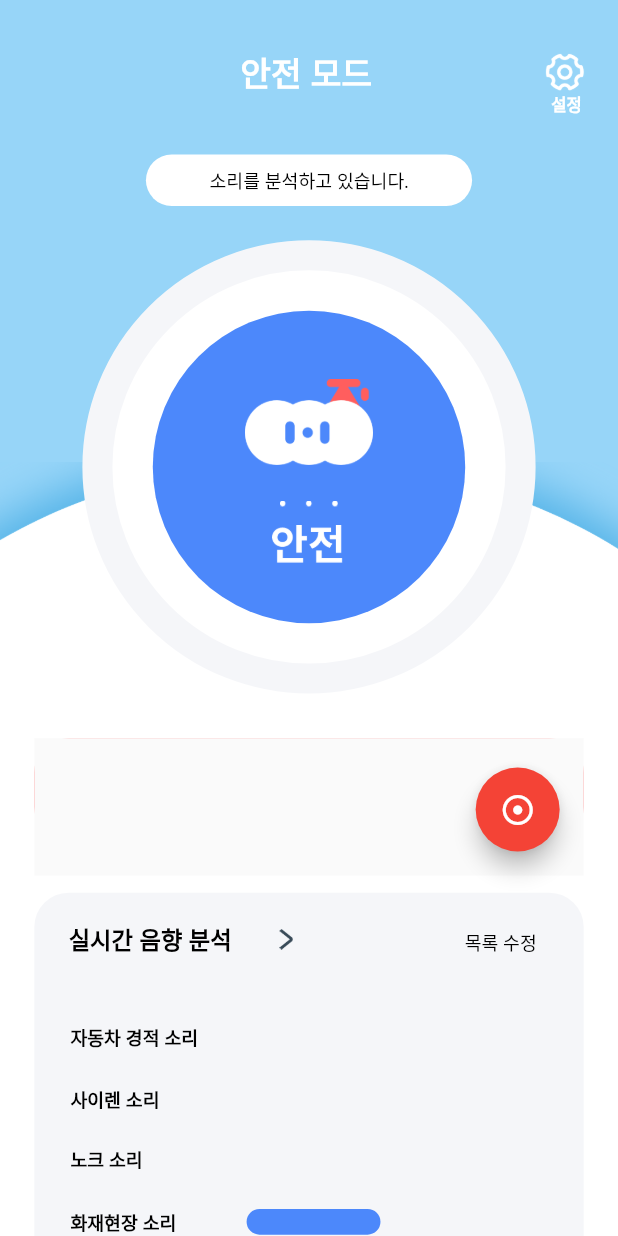
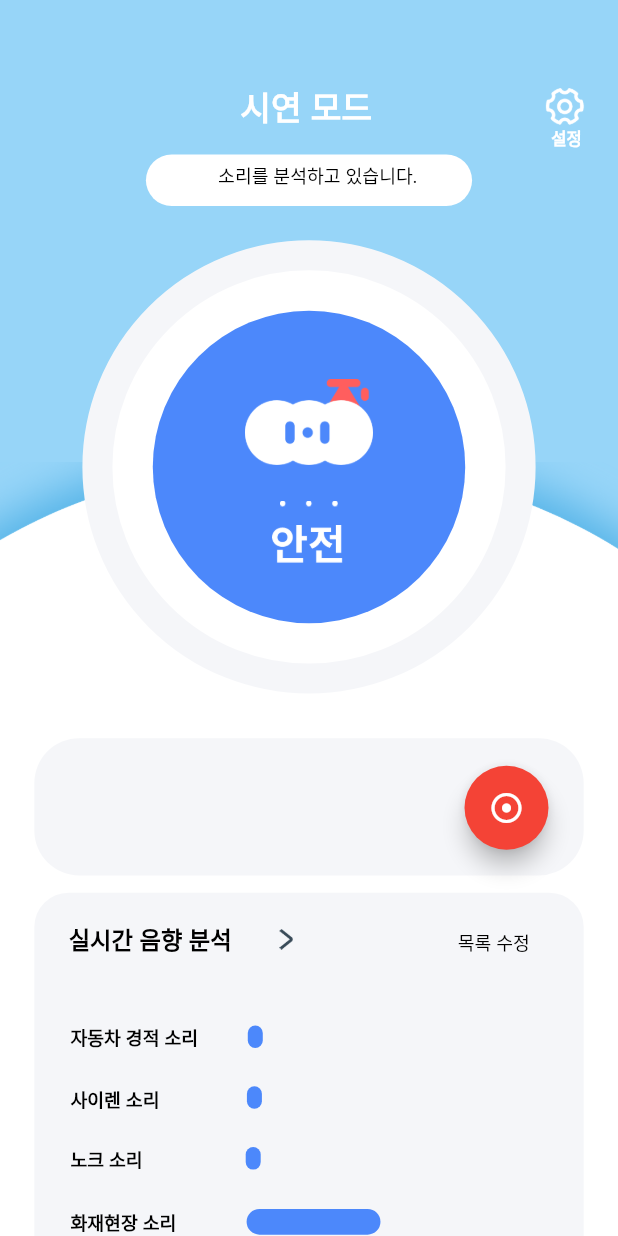
Before and after one commit to LEEJEONGMIN07/duksomnia, a Flutter app: the screen it shows after launch, after a tap on the "mic" icon, on a phone screen of 412 x 824 dp. Run offline on Flutter 3.47's test engine with Material 2 defaults, Android fonts, the light colour scheme and no system bars; our stand-ins replace avatar_glow, flutter_local_notifications, google_fonts, permission_handler, shared_preferences and 2 more; missing offline and left inert: dart:ffi, noise_meter, tflite_audio.

Commit message:
UI 마지막 수정

```diff
--- a/lib/MyGlobals.dart
+++ b/lib/MyGlobals.dart
@@ -1,4 +1,5 @@
 class MyGlobals {
   static double dd = 0.0;
   static int mode = 1;
+  static int cont = 1;
 }
--- a/lib/main.dart
+++ b/lib/main.dart
@@ -72,6 +72,8 @@ class _MainState extends State<Main> {
   final int numThreads = 1;
   final bool isAsset = true;
 
+
+
   //static double dd = 0.0;
 
   final double detectionThreshold = 0.3;
@@ -103,8 +105,12 @@ class _MainState extends State<Main> {
       label: label,
     );
     TfliteAudio.setSpectrogramParameters(nMFCC: 40, hopLength: 16384);
+    log("mode : ${MyGlobals.cont}");
     //현진추가부분
-     _initializeNoiseMeter(); // STT 확인 위해 임시 주석처리, 이 부분은 조건문 내로 옮겨야 함. 변수 선언에 있을 내용이 아님
+
+      //_initializeNoiseMeter();
+
+      // STT 확인 위해 임시 주석처리, 이 부분은 조건문 내로 옮겨야 함. 변수 선언에 있을 내용이 아님
     //_initializeLocalNotifications();
     _requestMicrophonePermission();
     FlutterLocalNotification.init();
@@ -122,9 +128,9 @@ class _MainState extends State<Main> {
     try {
       //_noiseMeter.toString();
 
+      if (MyGlobals.cont == 2) {
         _noiseMeter.noise.listen((NoiseReading noiseReading) {
           //log("decibel : ${noiseReading.meanDecibel}");
-        log("mode : ${MyGlobals.mode}");
           MyGlobals.dd = noiseReading.meanDecibel;
 
           if (noiseReading.meanDecibel > 60.0 && labels == result) {
@@ -132,6 +138,7 @@ class _MainState extends State<Main> {
                 title: '반응', body: '100db 이상 소음 발생'); //60db이 되면 알림이 오도록
           }
         });
+      }
     } catch (e) {
       log('Failed to initialize noise meter: $e');
     }
@@ -181,6 +188,8 @@ class _MainState extends State<Main> {
             // appBar: AppBar(
             //   title: const Text('earZing'),
             // ),
+            backgroundColor: Color(0xfff5f6f9),
+
             body: StreamBuilder<Map<dynamic, dynamic>>(
                 stream: result,
                 builder: (BuildContext context,
@@ -193,12 +202,14 @@ class _MainState extends State<Main> {
                         switch (inferenceSnapshot.connectionState) {
                           case ConnectionState.none:
                             //Loads the asset file.
+                            MyGlobals.mode = 1;
                             if (labelSnapshot.hasData) {
                               return labelListWidget(labelSnapshot.data);
                             } else {
                               return const CircularProgressIndicator();
                             } break;
                           case ConnectionState.waiting:
+                            MyGlobals.mode = 1;
                             return Stack(children: <Widget>[
                               Align(
                                 alignment: Alignment.bottomRight,
@@ -208,6 +219,7 @@ class _MainState extends State<Main> {
                             break;
                           ///Widgets will display the final results.
                           default:
+
                             return Stack(children: <Widget>[
                               Align(
                                 alignment: Alignment.bottomRight,
@@ -222,17 +234,22 @@ class _MainState extends State<Main> {
                 }),
 
             //버튼
-            floatingActionButtonLocation: FloatingActionButtonLocation.endFloat,
+            floatingActionButtonLocation: FloatingActionButtonLocation.miniEndDocked,
             floatingActionButton: ValueListenableBuilder(
                 valueListenable: isRecording,
                 builder: (context, value, widget) {
                   if (value == false) {
+                    MyGlobals.mode=1;
                     return FloatingActionButton (
                       //누르면 녹음 시작
                       onPressed: () { // 연우 stt 함수 사용 위해 비동기 키워드 추가
                         isRecording.value = true;
+
                         setState(() {
                           getResult();
+                          MyGlobals.cont=2;
+                          log('cont ${MyGlobals.cont}');
+                          //_initializeNoiseMeter();
                         });
                       },
                       backgroundColor: Color(0xff4c88fb),
@@ -243,10 +260,17 @@ class _MainState extends State<Main> {
                       ),
                     );
                   } else {
+
                     return FloatingActionButton(
                       onPressed: () {
                         log('Audio Recognition Stopped');
                         TfliteAudio.stopAudioRecognition();
+                        setState(() {
+                          getResult();
+                          MyGlobals.cont=1;
+                          log('cont ${MyGlobals.cont}');
+                          //_initializeNoiseMeter();
+                        });
                       },
                       backgroundColor: Colors.red,
                       child: const Icon(Icons.adjust),
@@ -265,16 +289,17 @@ Widget labelListWidget(List<String>? labelList, [String? result]) {
           children: labelList!.asMap().entries.map((entry) {
             final index = entry.key;
             final labels = entry.value;
-            MyGlobals.mode = 1;
+
             //결과 출력
             if (labels == result && result != '1 배경 소음') {
               MyGlobals.mode = 2;
+
               Vibration.vibrate(pattern: [50]);
               FlutterLocalNotification.showNotification(   // 연우 STT-단어 인식 알림과 동시 동작이 불가능함
                   title: 'NOTICE', body: '$result 소음 발생');
 
               return Padding(
-                padding: const EdgeInsets.fromLTRB(20, 33, 0, 0),
+                padding: const EdgeInsets.fromLTRB(20, 12, 0, 0),
                 child: Column(
                   crossAxisAlignment: CrossAxisAlignment.start,
                   children: [
@@ -282,7 +307,7 @@ Widget labelListWidget(List<String>? labelList, [String? result]) {
                       labels.toString() + '가 인식되었습니다.',
                       textAlign: TextAlign.start,
                       style: const TextStyle(
-                        fontSize: 13,
+                        fontSize: 14,
                         fontWeight: FontWeight.bold,
                         color: Colors.black,
                       ),
--- a/lib/safe-mode.dart
+++ b/lib/safe-mode.dart
@@ -225,10 +225,10 @@ class _safemodeState extends State<safemode> {
           Positioned(
             // Ei5 (241:409)
             left: 120 * fem,
-            top: 98 * fem,
+            top: 95 * fem,
             child: Align(
               child: SizedBox(
-                width: 120 * fem,
+                width: 130 * fem,
                 height: 15 * fem,
                 child: Text(
                   '소리를 분석하고 있습니다.',
@@ -247,7 +247,7 @@ class _safemodeState extends State<safemode> {
           Positioned(
             // settingtwoJxq (241:410)
             left: 317 * fem,
-            top: 30 * fem,
+            top: 50 * fem,
             child: Align(
               child: SizedBox(
                 width: 24 * fem,
@@ -274,7 +274,7 @@ class _safemodeState extends State<safemode> {
           Positioned(
             // PzH (241:413)
             left: 320 * fem,
-            top: 55 * fem,
+            top: 75 * fem,
             child: Align(
               child: SizedBox(
                 width: 20 * fem,
@@ -296,13 +296,13 @@ class _safemodeState extends State<safemode> {
           Positioned(
             // gTb (241:414)
             left: 140 * fem,
-            top: 30 * fem,
+            top: 50 * fem,
             child: Align(
               child: SizedBox(
                 width: 100 * fem,
                 height: 28 * fem,
                 child: Text(
-                  '안전 모드',
+                  '시연 모드',
                   style: SafeGoogleFont(
                     'Nunito',
                     fontSize: 20 * ffem,
@@ -358,59 +358,59 @@ class _safemodeState extends State<safemode> {
               ),
             ),
           ),
-          Positioned(
-            //위험 소리 라벨링 결과 출력 컨테이너
-            // db1928305Bw (224:148)
-            left: 20 * fem,
-            top: 430 * fem,
-            child: Visibility(
-              visible: true,
-              child: Align(
-                child: SizedBox(
-                  width: 320 * fem,
-                  height: 60 * fem,
-                  child: Container(
-                    padding: EdgeInsets.fromLTRB(
-                        0 * fem, 12 * fem, 0 * fem, 0 * fem),
-                    decoration: BoxDecoration(
-                      borderRadius: BorderRadius.circular(20 * fem),
-                      color: Color(0xffff9b9b), //0xffffffff
-                      border: Border.all(color: Color(0xffff5e5e), width: 5),
-                    ),
-                    child: RichText(
-                      textAlign: TextAlign.center,
-                      text: TextSpan(
-                        style: SafeGoogleFont(
-                          'Nunito',
-                          fontSize: 14 * ffem,
-                          fontWeight: FontWeight.w700,
-                          height: 1.3625 * ffem / fem,
-                          color: Color(0xff000000),
-                        ),
-                        children: [
-                          TextSpan(
-                            //라벨링결과와 데시벨
-                            text: '이 인식되었습니다.',
-                          ),
-                          TextSpan(
-                            //현재 시간 표시
-                            text: '19시 28분 30초 (--초)\n',
-                            style: SafeGoogleFont(
-                              'Nunito',
-                              fontSize: 11 * ffem,
-                              fontWeight: FontWeight.w700,
-                              height: 1.3625 * ffem / fem,
-                              color: Color(0xff000000),
-                            ),
-                          ),
-                        ],
-                      ),
-                    ),
-                  ),
-                ),
-              ),
-            ),
-          ),
+          // Positioned(
+          //   //위험 소리 라벨링 결과 출력 컨테이너
+          //   // db1928305Bw (224:148)
+          //   left: 20 * fem,
+          //   top: 430 * fem,
+          //   child: Visibility(
+          //     visible: true,
+          //     child: Align(
+          //       child: SizedBox(
+          //         width: 320 * fem,
+          //         height: 60 * fem,
+          //         child: Container(
+          //           padding: EdgeInsets.fromLTRB(
+          //               0 * fem, 12 * fem, 0 * fem, 0 * fem),
+          //           decoration: BoxDecoration(
+          //             borderRadius: BorderRadius.circular(20 * fem),
+          //             color: Color(0xffff9b9b), //0xffffffff
+          //             border: Border.all(color: Color(0xffff5e5e), width: 5),
+          //           ),
+          //           child: RichText(
+          //             textAlign: TextAlign.center,
+          //             text: TextSpan(
+          //               style: SafeGoogleFont(
+          //                 'Nunito',
+          //                 fontSize: 14 * ffem,
+          //                 fontWeight: FontWeight.w700,
+          //                 height: 1.3625 * ffem / fem,
+          //                 color: Color(0xff000000),
+          //               ),
+          //               children: [
+          //                 TextSpan(
+          //                   //라벨링결과와 데시벨
+          //                   text: '이 인식되었습니다.',
+          //                 ),
+          //                 TextSpan(
+          //                   //현재 시간 표시
+          //                   text: '19시 28분 30초 (--초)\n',
+          //                   style: SafeGoogleFont(
+          //                     'Nunito',
+          //                     fontSize: 11 * ffem,
+          //                     fontWeight: FontWeight.w700,
+          //                     height: 1.3625 * ffem / fem,
+          //                     color: Color(0xff000000),
+          //                   ),
+          //                 ),
+          //               ],
+          //             ),
+          //           ),
+          //         ),
+          //       ),
+          //     ),
+          //   ),
+          // ),
           Positioned(
             //실시간 음향 분석 그래프 박스 시작
             // QH7 (241:426)
@@ -420,7 +420,7 @@ class _safemodeState extends State<safemode> {
               padding:
                   EdgeInsets.fromLTRB(20 * fem, 19 * fem, 20 * fem, 20 * fem),
               width: 320 * fem,
-              height: 450 * fem,
+              height: 470 * fem,
               decoration: BoxDecoration(
                 color: Color(0xfff5f6f9),
                 borderRadius: BorderRadius.circular(20 * fem),
@@ -453,7 +453,7 @@ class _safemodeState extends State<safemode> {
                         Container(
                           // fibsanglerightVC5 (241:429)
                           margin: EdgeInsets.fromLTRB(
-                              0 * fem, 0 * fem, 100 * fem, 2 * fem),
+                              0 * fem, 0 * fem, 96 * fem, 2 * fem),
                           width: 7.91 * fem,
                           height: 12 * fem,
                           child: Image.asset(
@@ -824,7 +824,7 @@ class _safemodeState extends State<safemode> {
                           // rectangle12DHj (241:447)
                           margin: EdgeInsets.fromLTRB(
                               0 * fem, 0 * fem, 0 * fem, 1 * fem),
-                          width: 165 * fem,
+                          width: 160 * fem,
                           height: 15 * fem,
                           decoration: BoxDecoration(
                             borderRadius: BorderRadius.circular(30 * fem),
@@ -861,7 +861,7 @@ class _safemodeState extends State<safemode> {
                           // rectangle131jP (241:449)
                           margin: EdgeInsets.fromLTRB(
                               0 * fem, 0 * fem, 0 * fem, 1 * fem),
-                          width: 180 * fem,
+                          width: 175 * fem,
                           height: 15 * fem,
                           decoration: BoxDecoration(
                             borderRadius: BorderRadius.circular(30 * fem),
@@ -875,112 +875,8 @@ class _safemodeState extends State<safemode> {
               ),
             ),
           ),
-          // Positioned(  // STT 화면으로 이동
-          //   // db1928305Bw (224:148)
-          //   left: 20 * fem,
-          //   top: 1000 * fem,
-          //   child: Align(
-          //     child: SizedBox(
-          //       width: 320 * fem,
-          //       height: 150 * fem,
-          //       child: Container(
-          //           padding: EdgeInsets.fromLTRB(
-          //               10 * fem, 12 * fem, 10 * fem, 12 * fem),
-          //           decoration: BoxDecoration(
-          //             borderRadius: BorderRadius.circular(20 * fem),
-          //             color: Color(0xfff5f6f9), //0xffffffff
-          //             //border: Border.all(color: Color(0xffff5e5e),width: 5),
-          //           ),
-          //           child: Column(
-          //             // crossAxisAlignment: CrossAxisAlignment.center,
-          //             mainAxisAlignment: MainAxisAlignment.center,
-          //             children: [
-          //               const Text(
-          //                 '음성 인식 화면으로 넘어갑니다.',
-          //                 style: TextStyle(fontSize: 20),
-          //               ),
-          //               ElevatedButton(
-          //                 // 화면 전환할 버튼 임시로 추가 : 음성 인식 화면으로 전환
-          //                 onPressed: () => Navigator.push(
-          //                   context, MaterialPageRoute(builder: (_) => SpeechScreen())),
-          //                 child: const Text("STT 페이지"),
-          //               ),]
-          //           )
-
-                // )))),
-          // Positioned(
-          //   // db1928305Bw (224:148)
-          //   left: 20 * fem,
-          //   top: 1000 * fem,
-          //   child: Align(
-          //     child: SizedBox(
-          //       width: 320 * fem,
-          //       height: 150 * fem,
-          //       child: Container(
-          //           padding: EdgeInsets.fromLTRB(
-          //               10 * fem, 12 * fem, 10 * fem, 12 * fem),
-          //           decoration: BoxDecoration(
-          //             borderRadius: BorderRadius.circular(20 * fem),
-          //             color: Color(0xfff5f6f9), //0xffffffff
-          //             //border: Border.all(color: Color(0xffff5e5e),width: 5),
-          //           ),
-          //           child: SingleChildScrollView(
-          //               // 화면 바디 - 음성 인식된 문장을 스크롤하며 확인할 수 있음
-          //               reverse: true,
-          //               physics: const BouncingScrollPhysics(),
-          //               child: Column(// 추가함
-          //                   children: <Widget>[
-          //                 Container(
-          //                   width: MediaQuery.of(context).size.width,
-          //                   height: MediaQuery.of(context).size.height *
-          //                       0.7, // 이상: 스크롤view 요소를 추가하면서 함께 추가한 코드
-          //                   // alignment: Alignment.center, // text 등 요소를 행들 기준으로 중앙에 정렬
-          //                   padding: const EdgeInsets.symmetric(
-          //                       horizontal: 24, vertical: 16),
-          //                   margin: const EdgeInsets.only(bottom: 150),
-          //                   child: Text(
-          //                     textAlign: TextAlign.center,
-          //                     text,
-          //                     style: SafeGoogleFont(
-          //                       'Nunito',
-          //                       fontSize: 14 * ffem,
-          //                       fontWeight: FontWeight.w700,
-          //                       height: 1.3625 * ffem / fem,
-          //                       color: Color(0xff000000),
-          //                     ),
-          //                     // style: TextStyle(
-          //                     //     fontSize: 24,
-          //                     //     color: isListening
-          //                     //         ? Colors.black87
-          //                     //         : Colors.grey,
-          //                     //     fontWeight: FontWeight.w600),
-          //                   ),
-          //                 ),
-          //               ]))
-
-                    // RichText(
-                    //   textAlign: TextAlign.center,
-                    //   text: TextSpan(
-                    //     style: SafeGoogleFont (
-                    //       'Nunito',
-                    //       fontSize: 14*ffem,
-                    //       fontWeight: FontWeight.w700,
-                    //       height: 1.3625*ffem/fem,
-                    //       color: Color(0xff000000),
-                    //     ),
-                    //     children: [
-                    //       TextSpan(
-                    //         text: '연우 지금 인식되는 내용 안녕하세요 하나 둘 셋 넷 다섯 여섯 일곱 여덟 아홉 열',
-                    //       ),
-                    //     ],
-                    //   ),
-                    // ),
-
-            //         ),
-            //   ),
-            // ),
-          // ),
           Positioned(
+            // main page 꾸미는 박스
             left: 20 * fem,
             top: 430 * fem,
             child: Align(
@@ -988,7 +884,21 @@ class _safemodeState extends State<safemode> {
                 width: 320 * fem,
                 height: 80 * fem,
                 decoration:
-                    BoxDecoration(borderRadius: BorderRadius.circular(30.0)),
+                BoxDecoration(
+                  borderRadius: BorderRadius.circular(30.0),
+                    color: Color(0xfff5f6f9),
+                    //Color(0xfff5f6f9), // 외각선 색상을 빨간색으로 설정
+                  ),
+              ),
+            ),
+          ),
+          Positioned(
+            left: 30 * fem,
+            top: 445 * fem,
+            child: Align(
+              child: Container(
+                width: 300 * fem,
+                height: 50 * fem,
                 child: Main(),
               ),
             ),
@@ -999,6 +909,22 @@ class _safemodeState extends State<safemode> {
             child: Align(
               child: Container(
                 width: 320 * fem,
+                height: 300 * fem,
+                decoration:
+                BoxDecoration(
+                  borderRadius: BorderRadius.circular(30.0),
+                  color: Color(0xfff5f6f9),
+                  //Color(0xfff5f6f9), // 외각선 색상을 빨간색으로 설정
+                ),
+              ),
+            ),
+          ),
+          Positioned( // STT 화면 불러오는 위젯
+            left: 40 * fem,
+            top: 1000 * fem,
+            child: Align(
+              child: Container(
+                width: 280 * fem,
                 height: 300 * fem,
                 decoration:
                     BoxDecoration(borderRadius: BorderRadius.circular(30.0)),
@@ -1025,7 +951,7 @@ class _BarChartState extends State<BarChart> {
   }
 
   Widget buildBarChart() {
-    double calculatedWidth = MyGlobals.dd >= 110 ? 170.0 : MyGlobals.dd * 2.0;
+    double calculatedWidth = MyGlobals.dd >= 110 ? 170.0 : MyGlobals.dd * 2.0+10;
 
     return Container(
       width: calculatedWidth,
--- a/lib/user_word/screen/speech_screen.dart
+++ b/lib/user_word/screen/speech_screen.dart
@@ -40,10 +40,11 @@ class _SpeechScreenState extends State<SpeechScreen> {
   @override
   Widget build(BuildContext context) {
     return Scaffold(
-      // floatingActionButtonLocation: FloatingActionButtonLocation.centerFloat, // floating 액션 버튼 위치 변경: 하단 오른쪽 -> 중앙
+        backgroundColor: Color(0xfff5f6f9),
+       floatingActionButtonLocation: FloatingActionButtonLocation.centerFloat, // floating 액션 버튼 위치 변경: 하단 오른쪽 -> 중앙
       // floatingActionButtonLocation: FloatingActionButtonLocation.miniEndFloat,
-      // floatingActionButtonLocation: FloatingActionButtonLocation.endDocked,
-      floatingActionButton: AvatarGlow(
+       //floatingActionButtonLocation: FloatingActionButtonLocation.miniCenterDocked,
+       floatingActionButton: AvatarGlow(
 
         endRadius: 75.0,
         animate: isListening,
@@ -116,7 +117,7 @@ class _SpeechScreenState extends State<SpeechScreen> {
           child: CircleAvatar(
             // floating 액션 버튼 생성
             backgroundColor: Color(0xff4c88fb), // bgColor
-            radius: 35,
+            radius: 25,
             child: Icon(isListening ? Icons.mic : Icons.mic_none,
                 color: Colors.white, size: 30,),
           ),
@@ -150,13 +151,13 @@ class _SpeechScreenState extends State<SpeechScreen> {
               width: MediaQuery.of(context).size.width,
               height: 150, // MediaQuery.of(context).size.height, // * 0.7, // 이상: 스크롤view 요소를 추가하면서 함께 추가한 코드
               alignment: Alignment.center, // text 등 요소를 가운데 정렬
-              padding: const EdgeInsets.symmetric(horizontal: 24, vertical: 16),
-              margin: const EdgeInsets.only(bottom: 150),
+              padding: const EdgeInsets.symmetric(horizontal: 0, vertical: 16),
+              margin: const EdgeInsets.only(bottom: 30),
               child: Text(
                 textAlign: TextAlign.center,
                 text,
                 style: TextStyle(
-                    fontSize: 24,
+                    fontSize:15,
                     color: isListening ? Colors.black87 : Colors.grey,
                     fontWeight: FontWeight.w600),
               ),
```
Also changed, not shown: lib/settings.dart (+21 -18 lines), lib/sound-variation.dart (+35 -23 lines). Lines whose indentation alone changed are shown as unchanged.
